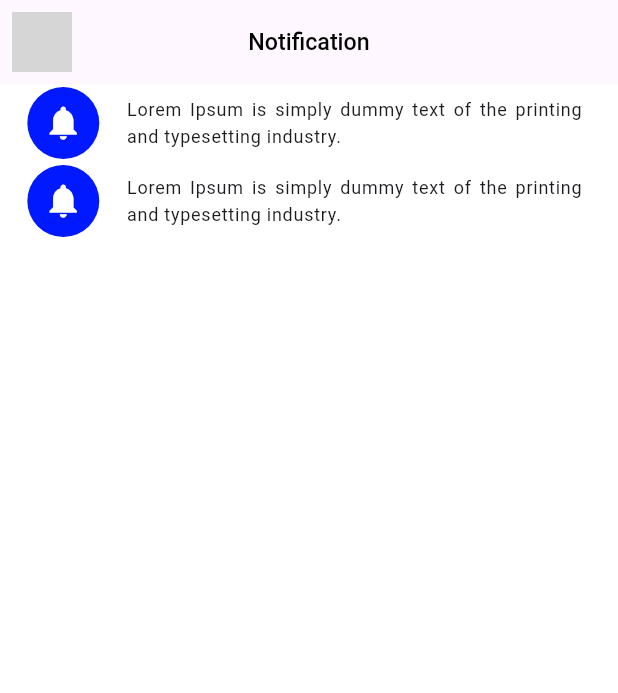
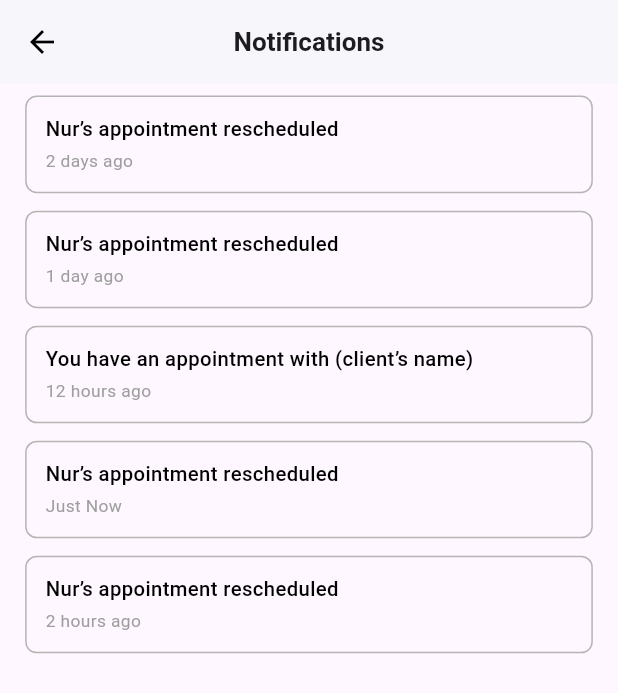
Before and after one commit to bdCalling-Sdt-hub/Thera-Track-App, a Flutter app: the NotificationScreen screen opened directly, on a phone screen of 412 x 824 dp. Shown: the top 693 px of the screen. Run offline on Flutter 3.47's test engine with Material 3 defaults, Android fonts, the light colour scheme and no system bars; our stand-ins replace cached_network_image, connectivity_plus, dotted_border, flutter_screenutil, flutter_spinkit, flutter_svg and 9 more; missing offline and left inert: flutter_emoji_feedback, mime_type; accounts and stored records are empty; grey boxes are pictures that could not be loaded.

Commit message:
update created new

```diff
--- a/lib/helpers/route.dart
+++ b/lib/helpers/route.dart
@@ -23,6 +23,7 @@ import 'package:thera_track_app/views/screens/Home/createNewChart/animalStep/hor
 import 'package:thera_track_app/views/screens/Home/createNewChart/appoinmentCalenderScreen.dart';
 import 'package:thera_track_app/views/screens/Home/createNewChart/createNewChartDetails.dart';
 import 'package:thera_track_app/views/screens/Home/home_screen.dart';
+import 'package:thera_track_app/views/screens/Home/notification/notificationScreen.dart';
 import 'package:thera_track_app/views/screens/Home/offline_file/offline_file_screen.dart';
 import 'package:thera_track_app/views/screens/Splash/onboarding_screen.dart';
 import 'package:thera_track_app/views/screens/Splash/splash_screen.dart';
@@ -70,6 +71,7 @@ class AppRoutes{
   static String createNewChartStepSixScreen = "/createNewChartStepSixScreen";
   static String createNewChartDetailsScreen = "/createNewChartDetailsScreen";
   static String appoinmentCalenderScreen = "/appoinmentCalenderScreen";
+  static String notificationScreen = "/notificationScreen";
 
 
  static List<GetPage> page=[
@@ -128,5 +130,8 @@ class AppRoutes{
 
    //OffLineFileScreen
    GetPage(name:offLineFileScreen, page: ()=> OffLineFileScreen(),transition: Transition.noTransition),
+
+   //Notification
+   GetPage(name:notificationScreen, page: ()=> NotificationScreen(),transition: Transition.noTransition),
   ];
 }
--- a/lib/views/screens/Home/home_screen.dart
+++ b/lib/views/screens/Home/home_screen.dart
@@ -95,7 +95,7 @@ class _HomeScreenState extends State<HomeScreen> {
               ),
               label: 'Notification',
               onTap: () {
-                //   Get.toNamed(AppRoutes.chartArchiveScreen);
+                Get.toNamed(AppRoutes.notificationScreen);
               },
             ),
             GridViewTile(
--- a/lib/views/screens/Home/notification/notificationScreen.dart
+++ b/lib/views/screens/Home/notification/notificationScreen.dart
@@ -1,67 +1,120 @@
-
 import 'package:flutter/material.dart';
 import 'package:flutter_screenutil/flutter_screenutil.dart';
-import 'package:flutter_svg/svg.dart';
-import 'package:get/get.dart';
 import 'package:thera_track_app/utils/app_colors.dart';
-import 'package:thera_track_app/utils/app_icons.dart';
-import 'package:thera_track_app/utils/app_strings.dart';
-import 'package:thera_track_app/utils/style.dart';
 
 class NotificationScreen extends StatefulWidget {
-  const NotificationScreen({super.key});
-
   @override
-  State<NotificationScreen> createState() => _NotificationScreenState();
+  _NotificationScreenState createState() => _NotificationScreenState();
 }
 
 class _NotificationScreenState extends State<NotificationScreen> {
+  final List<Map<String, dynamic>> notifications = [
+    {"title": "Nur’s appointment rescheduled", "time": "2 days ago", "selected": false},
+    {"title": "Nur’s appointment rescheduled", "time": "1 day ago", "selected": false},
+    {"title": "You have an appointment with (client’s name)", "time": "12 hours ago", "selected": false},
+    {"title": "Nur’s appointment rescheduled", "time": "Just Now", "selected": false},
+    {"title": "Nur’s appointment rescheduled", "time": "2 hours ago", "selected": false},
+  ];
+
+  bool isSelectionMode = false; // Track if selection mode is active
+
   @override
   Widget build(BuildContext context) {
     return Scaffold(
-      //=============================> AppBar Section <=======================
       appBar: AppBar(
         title: Text(
-          AppStrings.notificationText,
-          style: AppStyles.fontSize16(fontWeight: FontWeight.w500),
+          isSelectionMode
+              ? "${notifications.where((n) => n['selected']).length} Notifications"
+              : "Notifications",
+          style: TextStyle(fontSize: 18.sp, fontWeight: FontWeight.w600),
         ),
-        leading: IconButton(
+        leading: isSelectionMode
+            ? IconButton(
+          icon: Icon(Icons.close),
           onPressed: () {
-            Get.back();
+            setState(() {
+              isSelectionMode = false;
+              _clearAllSelections();
+            });
           },
-          icon: SvgPicture.asset(AppIcons.backButton),
-          padding: EdgeInsets.all(8.0),
-          iconSize: 18.sp,
-        ),
+        )
+            : BackButton(),
+        actions: isSelectionMode
+            ? [
+          IconButton(
+            icon: Icon(Icons.delete),
+            onPressed: _deleteSelectedItems,
+          ),
+        ]
+            : null,
+        backgroundColor: Colors.white,
+        elevation: 1,
         centerTitle: true,
+        iconTheme: IconThemeData(color: Colors.black),
       ),
-      backgroundColor: Colors.white,
-      //=============================> Body Section <=========================
-      body: ListView.builder(
-        itemCount: 2,
+      body: ListView.separated(
+        padding: EdgeInsets.symmetric(horizontal: 16.w, vertical: 8.h),
+        itemCount: notifications.length,
+        separatorBuilder: (context, index) => SizedBox(height: 12.h),
         itemBuilder: (context, index) {
-          return ListTile(
-            dense: true,
-            title: Text(
-              'Lorem Ipsum is simply dummy text of the printing and typesetting industry.',
-              textAlign: TextAlign.justify,
-              style: const TextStyle(fontSize: 12),
-            ),
-            leading: SizedBox(
-              height: 50.h,
-              width: 50.w,
-              child: Container(
-                height: 50.h,
-                width: 50.w,
-                decoration: BoxDecoration(
-                  shape: BoxShape.circle,
-                  color: AppColors.likeColor,
-                ),
-                child: Icon(
-                  Icons.notifications,
-                  color: AppColors.whiteColor,
-                  size: 27, // Adjust the size of the icon
-                ),
+          final notification = notifications[index];
+          return GestureDetector(
+            onLongPress: () {
+              setState(() {
+                isSelectionMode = true;
+                notifications[index]['selected'] = true;
+              });
+            },
+            onTap: () {
+              if (isSelectionMode) {
+                setState(() {
+                  notifications[index]['selected'] = !notifications[index]['selected'];
+                });
+              }
+            },
+            child: Container(
+              padding: EdgeInsets.symmetric(horizontal: 12.w, vertical: 12.h),
+              decoration: BoxDecoration(
+                color: notification["selected"]
+                    ? Colors.blue.withOpacity(0.2)
+                    : Colors.transparent,
+                borderRadius: BorderRadius.circular(8.r),
+                border: notification["selected"]
+                    ? Border.all(color: AppColors.secondaryColor, width: 1)
+                    : Border.all(color: AppColors.greyColor, width: 1),
+              ),
+              child: Row(
+                children: [
+                  if (isSelectionMode)
+                    Icon(
+                      notification['selected']
+                          ? Icons.check_box
+                          : Icons.check_box_outline_blank,
+                      color: Colors.blue,
+                    ),
+                  if (isSelectionMode) SizedBox(width: 8.w),
+                  Column(
+                    crossAxisAlignment: CrossAxisAlignment.start,
+                    children: [
+                      Text(
+                        notification["title"],
+                        style: TextStyle(
+                          fontSize: 14.sp,
+                          fontWeight: FontWeight.w500,
+                          color: Colors.black,
+                        ),
+                      ),
+                      SizedBox(height: 4.h),
+                      Text(
+                        notification["time"],
+                        style: TextStyle(
+                          fontSize: 12.sp,
+                          color: Colors.grey,
+                        ),
+                      ),
+                    ],
+                  ),
+                ],
               ),
             ),
           );
@@ -69,4 +122,17 @@ class _NotificationScreenState extends State<NotificationScreen> {
       ),
     );
   }
+
+  void _deleteSelectedItems() {
+    setState(() {
+      notifications.removeWhere((notification) => notification['selected']);
+      isSelectionMode = false;
+    });
+  }
+
+  void _clearAllSelections() {
+    for (var notification in notifications) {
+      notification['selected'] = false;
+    }
+  }
 }
```
